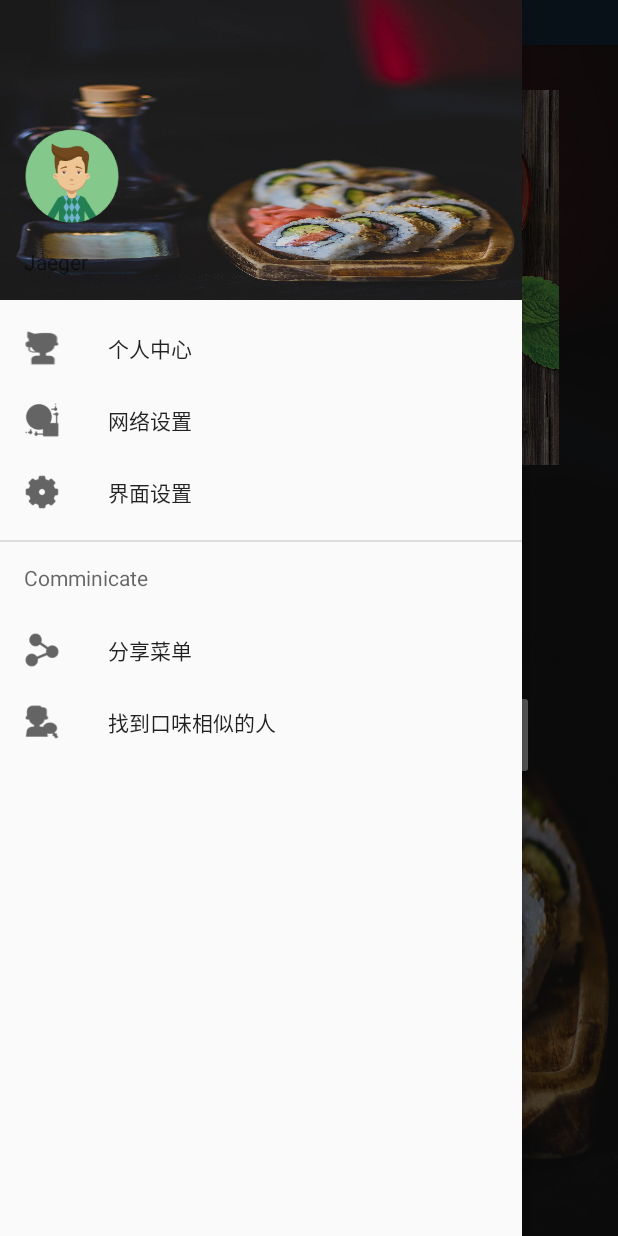
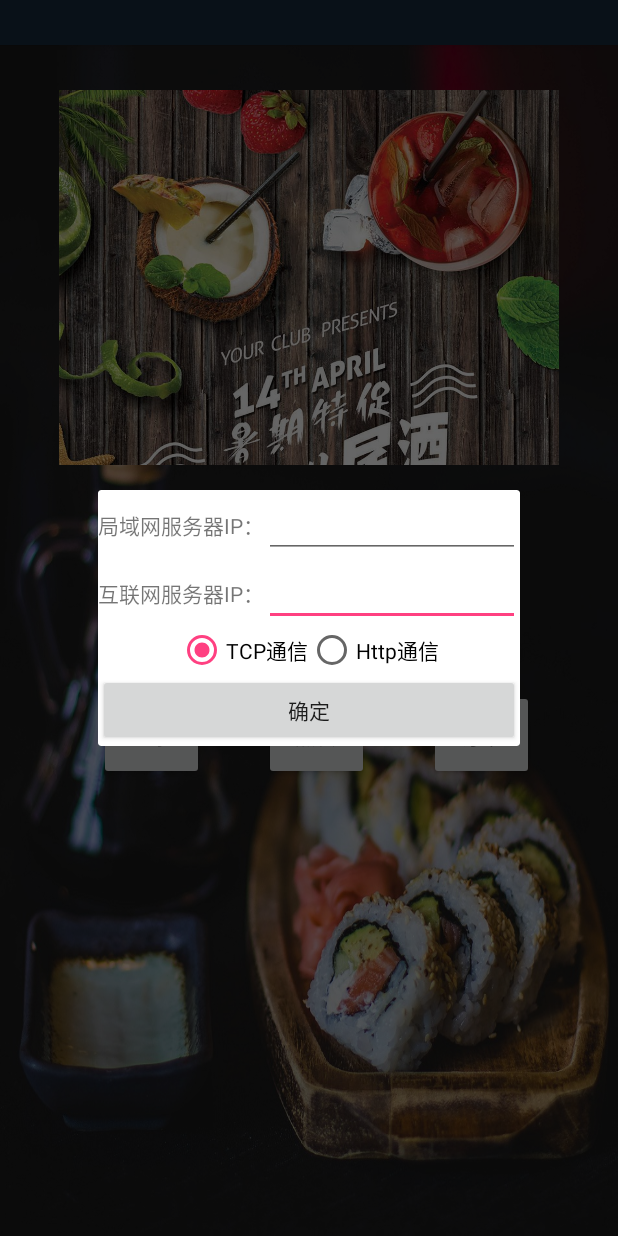
Before and after one commit to LiDelight/Android_dev, an Android app: the MainActivity screen opened directly, with no data from a screen before it, in the side drawer, after a tap on "网络设置", on a phone screen of 412 x 824 dp. Run offline under Robolectric (Android 15) with nearby library versions, the phone set to English and light mode, and no system bars; libraries missing offline, so code that uses them is left out: info.hoang8f.widget; plain views replace FButton; 8 statements that could not run were skipped.

Commit message:
latestversion 14.30

```diff
--- a/IntelligentCanteen/app/src/main/java/edu/cqut/MobileOrderFood/Main2Activity.java
+++ b/IntelligentCanteen/app/src/main/java/edu/cqut/MobileOrderFood/Main2Activity.java
@@ -23,9 +23,9 @@ public class Main2Activity extends AppCompatActivity
 
 
 
-        DrawerLayout drawer = (DrawerLayout) findViewById(R.id.drawer_layout);
+        DrawerLayout drawer = (DrawerLayout) findViewById(R.id.drawer_layout1);
 
-        NavigationView navigationView = (NavigationView) findViewById(R.id.nav_view);
+        NavigationView navigationView = (NavigationView) findViewById(R.id.nav_view1);
         navigationView.setNavigationItemSelectedListener(this);
     }
 
--- a/IntelligentCanteen/app/src/main/java/edu/cqut/MobileOrderFood/MainActivity.java
+++ b/IntelligentCanteen/app/src/main/java/edu/cqut/MobileOrderFood/MainActivity.java
@@ -16,6 +16,10 @@ import android.app.Dialog;
 import android.content.DialogInterface;
 import android.content.Intent;
 import android.content.SharedPreferences;
+import android.support.design.widget.NavigationView;
+import android.support.v4.view.GravityCompat;
+import android.support.v4.widget.DrawerLayout;
+import android.support.v7.app.AppCompatActivity;
 import android.support.v7.widget.LinearLayoutManager;
 import android.support.v7.widget.RecyclerView;
 import android.util.Log;
@@ -26,7 +30,7 @@ import android.view.View.OnClickListener;
 import android.widget.*;
 
 
-public class MainActivity extends Activity {
+public class MainActivity extends AppCompatActivity implements NavigationView.OnNavigationItemSelectedListener{
 	private static final int REGISTERACTIVITY = 1; //设置注册Activity的请求码
 	public static MyApplication mAppInstance =new MyApplication (); //用来设置程序全局变量
 	private static String mUserFileName ="UserInfo";//定义SharedPreferences数据文件名称
@@ -99,6 +103,19 @@ public class MainActivity extends Activity {
 		//imgBtnorder.setOnClickListener(new myImageButtonListener());
 		imgBtndingdan.setOnClickListener(new myImageButtonListener());
 		Log.d("button", "按钮监听");
+
+
+
+
+		/*新建drawlayout部分的初始化*/
+
+		DrawerLayout drawerLayout=(DrawerLayout) findViewById(R.id.drawer_layout);
+		NavigationView navigationView = (NavigationView) findViewById(R.id.nav_view);
+		TextView username=(TextView) navigationView.getHeaderView(0).findViewById(R.id.username);
+		username.setText(mAppInstance.g_user.mUserid);
+		navigationView.setNavigationItemSelectedListener(this);
+
+
 
     }
 
@@ -308,10 +325,10 @@ public class MainActivity extends Activity {
 	}
 
 	@Override
-    public boolean onCreateOptionsMenu(Menu menu) {
-        // Inflate the menu; this adds items to the action bar if it is present.
-        getMenuInflater().inflate(R.menu.main, menu);
-        return true;
+	public boolean onCreateOptionsMenu(Menu menu) {
+		// Inflate the menu; this adds items to the action bar if it is present.
+		getMenuInflater().inflate(R.menu.main, menu);
+		return true;
     }
 
 	@Override
@@ -325,4 +342,62 @@ public class MainActivity extends Activity {
 		return super.onOptionsItemSelected(item);
 	}
 
+
+	@SuppressWarnings("StatementWithEmptyBody")
+	@Override
+	public boolean onNavigationItemSelected(MenuItem item) {
+		// Handle navigation view item clicks here.
+		switch (item.getItemId()) {
+			//个人中心
+			case R.id.indi_infomation:
+				Intent intent = new Intent(MainActivity.this, UserInfoActivity.class);
+				startActivityForResult(intent, REGISTERACTIVITY);
+				break;
+
+				//网络设置
+			case R.id.TCP_Setting:
+
+			final Dialog dialog=new Dialog(MainActivity.this);
+			dialog.setContentView(R.layout.serverip);
+			dialog.setTitle("请输入服务器IP地址");
+			dialog.setCancelable(true);
+			Button btnOK=(Button)dialog.findViewById(R.id.btnOK);
+			final RadioButton rbnTCP=(RadioButton)dialog.findViewById(R.id.rbTcpButton);
+			final RadioButton rbnHttp=(RadioButton)dialog.findViewById(R.id.rbHttpButton);
+			final EditText etServerIP=(EditText) dialog.findViewById(R.id.etHttpServerIP);
+			final EditText etHttpServerIP=(EditText) dialog.findViewById(R.id.etHttpServerIP);
+
+			etServerIP.setText(mAppInstance.g_ip);
+			etHttpServerIP.setText(mAppInstance.g_http_ip);
+			rbnTCP.setChecked(mAppInstance.g_communiMode==1);
+			rbnHttp.setChecked(mAppInstance.g_communiMode==2);
+			dialog.show();
+			btnOK.setOnClickListener(new View.OnClickListener()
+			{
+				@Override
+				public void onClick(View v)
+				{
+					mAppInstance.g_ip=etServerIP.getText().toString();
+					mAppInstance.g_http_ip=etHttpServerIP.getText().toString();
+					if(rbnTCP.isChecked())
+						mAppInstance.g_communiMode=1;
+					else if(rbnHttp.isChecked())
+						mAppInstance.g_communiMode=2;
+					dialog.dismiss();
+				}
+			});
+				break;
+			case R.id.Sur_Setting:
+				break;
+			case R.id.Nav_Share:
+				break;
+			case R.id.Nav_Findpeople:
+				break;
+		}
+
+		DrawerLayout drawer = (DrawerLayout) findViewById(R.id.drawer_layout);
+		drawer.closeDrawer(GravityCompat.START);
+		return true;
+	}
+
 }
--- a/IntelligentCanteen/app/src/main/java/edu/cqut/MobileOrderFood/MyApplication.java
+++ b/IntelligentCanteen/app/src/main/java/edu/cqut/MobileOrderFood/MyApplication.java
@@ -17,6 +17,8 @@ public class MyApplication extends Application //该类用于保存全局变量
     public ShoppingCart g_cart; //与登录用户相关联的购物车
     public  Orders g_order; //与登录用户相关联的订单
     public String g_ip="";     //店面服务器IP地址
+    public String g_http_ip="";
+    public int g_communiMode=1;
     public int g_objPort=35885;    //店面服务器监听端口号
     Context g_context;
 
--- a/IntelligentCanteen/app/src/main/res/layout/activity_main2.xml
+++ b/IntelligentCanteen/app/src/main/res/layout/activity_main2.xml
@@ -2,7 +2,7 @@
 <android.support.v4.widget.DrawerLayout xmlns:android="http://schemas.android.com/apk/res/android"
     xmlns:app="http://schemas.android.com/apk/res-auto"
     xmlns:tools="http://schemas.android.com/tools"
-    android:id="@+id/drawer_layout"
+    android:id="@+id/drawer_layout1"
     android:layout_width="match_parent"
     android:layout_height="match_parent"
     android:fitsSystemWindows="true"
@@ -14,7 +14,7 @@
         android:layout_height="match_parent" />
 
     <android.support.design.widget.NavigationView
-        android:id="@+id/nav_view"
+        android:id="@+id/nav_view1"
         android:layout_width="wrap_content"
         android:layout_height="match_parent"
         android:layout_gravity="start"
--- a/IntelligentCanteen/app/src/main/res/layout/nav_head_main.xml
+++ b/IntelligentCanteen/app/src/main/res/layout/nav_head_main.xml
@@ -10,19 +10,19 @@
         android:background="@drawable/background"
         android:scaleType="centerCrop"/>
     <ImageView
-        android:layout_width="96dp"
-        android:layout_height="96dp"
+        android:layout_width="150dp"
+        android:layout_height="150dp"
         android:layout_gravity="bottom"
         android:layout_marginBottom="36dp"
         android:padding="8dp"
         android:src="@drawable/headpicture"/>
 
     <TextView
+        android:id="@+id/username"
         android:layout_width="match_parent"
         android:layout_height="wrap_content"
         android:layout_gravity="bottom"
         android:padding="16dp"
-        android:text="Jaeger"
         />
 
 
--- /dev/null
+++ b/IntelligentCanteen/app/src/main/res/layout/serverip.xml
@@ -0,0 +1,73 @@
+<?xml version="1.0" encoding="utf-8"?>
+<LinearLayout xmlns:android="http://schemas.android.com/apk/res/android"
+    android:layout_width="match_parent"
+    android:layout_height="match_parent"
+    android:orientation="vertical">
+    <LinearLayout
+        android:layout_width="wrap_content"
+        android:layout_height="wrap_content"
+        android:orientation="horizontal"
+        android:layout_gravity="center_horizontal">
+
+        <TextView
+            android:layout_width="wrap_content"
+            android:layout_height="wrap_content"
+            android:text="局域网服务器IP："/>
+        <EditText
+            android:id="@+id/etServerIP"
+            android:layout_width="wrap_content"
+            android:layout_height="wrap_content"
+            android:ems="8">
+            <requestFocus/>
+         </EditText>
+    </LinearLayout>
+
+    <LinearLayout
+        android:layout_width="wrap_content"
+        android:layout_height="wrap_content"
+        android:orientation="horizontal"
+        android:layout_gravity="center_horizontal">
+
+        <TextView
+            android:layout_width="wrap_content"
+            android:layout_height="wrap_content"
+            android:text="互联网服务器IP："/>
+        <EditText
+            android:id="@+id/etHttpServerIP"
+            android:layout_width="wrap_content"
+            android:layout_height="wrap_content"
+            android:ems="8">
+            <requestFocus/>
+        </EditText>
+    </LinearLayout>
+
+    <RadioGroup
+        android:layout_width="wrap_content"
+        android:layout_height="wrap_content"
+        android:orientation="horizontal"
+        android:layout_gravity="center_horizontal">
+
+        <RadioButton
+            android:id="@+id/rbTcpButton"
+            android:layout_width="wrap_content"
+            android:layout_height="wrap_content"
+            android:checked="true"
+            android:text="TCP通信"/>
+
+        <RadioButton
+            android:id="@+id/rbHttpButton"
+            android:layout_width="wrap_content"
+            android:layout_height="wrap_content"
+            android:text="Http通信"/>
+
+    </RadioGroup>
+
+    <Button
+        android:id="@+id/btnOK"
+        android:layout_width="match_parent"
+        android:layout_height="wrap_content"
+        android:layout_gravity="center_horizontal"
+        android:ems="8"
+        android:text="确定"/>
+
+</LinearLayout>
--- a/IntelligentCanteen/app/src/main/res/menu/menu_drawer.xml
+++ b/IntelligentCanteen/app/src/main/res/menu/menu_drawer.xml
@@ -18,7 +18,7 @@
             android:title="界面设置"/>
     </group>
 
-    <item android:title="Comminicate">
+    <item android:title="社交">
         <menu>
             <item
                 android:id="@+id/Nav_Share"
@@ -27,7 +27,7 @@
             <item
                 android:id="@+id/Nav_Findpeople"
                 android:icon="@drawable/findpeople"
-                android:title="找到口味相似的人"/>
+                android:title="口味相似的人"/>
 
         </menu>
     </item>
```
Also changed, not shown: 47 other files.
